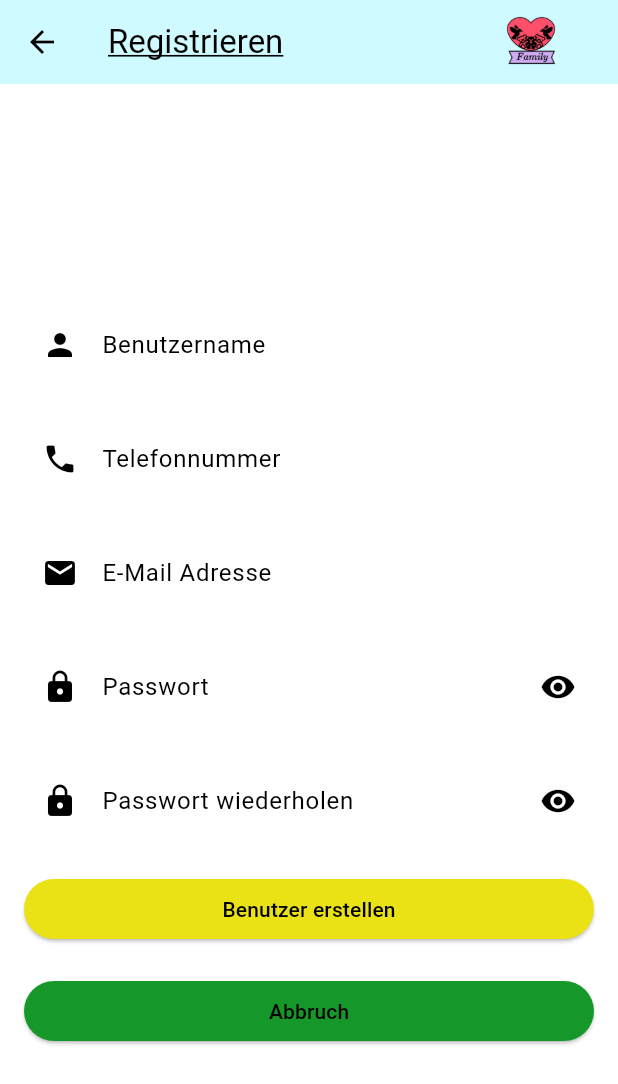
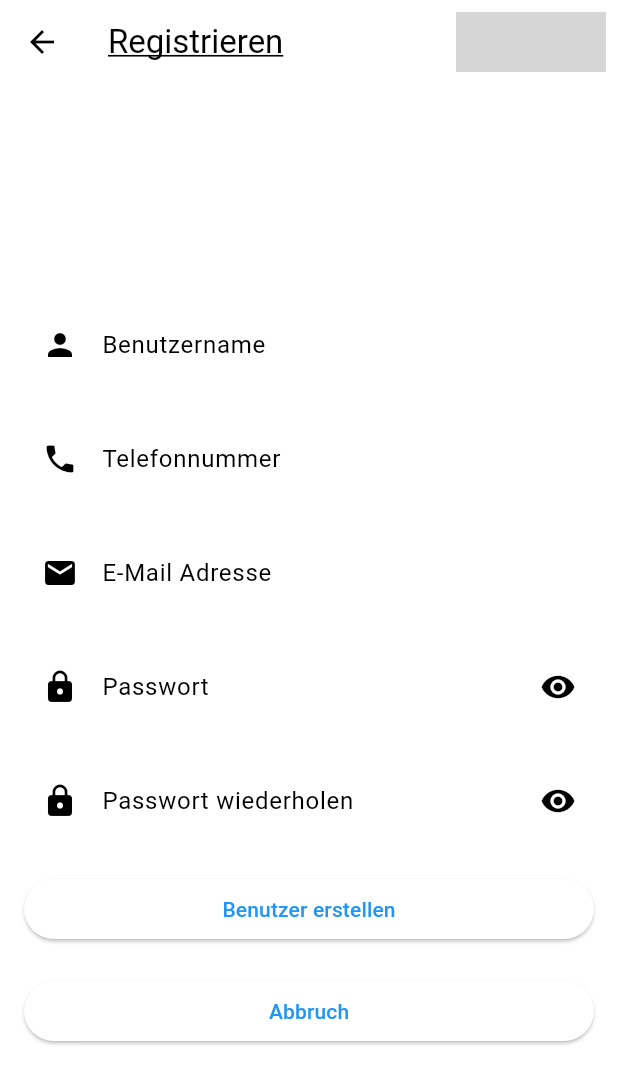
Before and after one commit to BetzTobias/Familie, a Flutter app: the NeuRegistrierung screen opened directly, on a phone screen of 412 x 824 dp. Shown: the top 1084 px of the screen. Run offline on Flutter 3.47's test engine with Material 3 defaults, Android fonts, the phone set to English and light mode, and no system bars; grey boxes are pictures that could not be loaded.

```diff
--- a/family/lib/Src/Anmelden/login_seite.dart
+++ /dev/null
@@ -1 +0,0 @@
-// TODO Implement this library.
--- a/family/lib/Src/Farben/farben.dart
+++ /dev/null
@@ -1,15 +0,0 @@
-import 'package:flutter/material.dart';
-
-class AppColor {
-  // Farben für die Family App
-
-  static const Color Schrift = Color(0xFF000000);
-  static const Color Hintergrund = Color(0xFFCFFAFF);
-  static const Color LogoSchriftHintergrund = Color(0XFFCFABF2);
-  static const Color LogoHerz = Color(0xFFFF4F6B);
-  static const Color KategorieButton = Color(0xFF9AE055);
-  static const Color AbbruchButton = Color(0xFF16972A);
-  static const Color Startbutton = Color(0xFFEBE216);
-
-  AppColor(Color colorHintergrund);
-}
--- a/family/lib/Src/Screens/startseiten_hintergrund.dart
+++ /dev/null
@@ -1,19 +0,0 @@
-import 'package:family/Src/Screens/button.dart';
-import 'package:family/farben/farben.dart';
-import 'package:flutter/material.dart';
-
-class Family extends StatelessWidget {
-  const Family({super.key});
-
-  @override
-  Widget build(BuildContext context) {
-    return MaterialApp(
-      title: 'Family',
-      theme: ThemeData(
-        colorScheme: ColorScheme.fromSwatch(primarySwatch: Colors.blue)
-            .copyWith(background: AppColor.Hintergrund),
-      ),
-      home: const MyHomePage(),
-    );
-  }
-}
--- a/family/lib/main.dart
+++ b/family/lib/main.dart
@@ -1,8 +1,6 @@
-import 'package:family/Src/Screens/startseiten_hintergrund.dart';
-import 'package:family/Src/Screens/Hintergrundseite.dart';
-import 'package:family'
+import 'package:family/src/app.dart';
 import 'package:flutter/material.dart';
 
 void main() {
-  runApp(const Family());
+  runApp(const App());
 }
--- /dev/null
+++ b/family/lib/src/app.dart
@@ -0,0 +1,16 @@
+import 'package:family/src/features/welcome/presentation/my_home_page.dart';
+import 'package:flutter/material.dart';
+
+class App extends StatelessWidget {
+  const App({super.key});
+
+  @override
+  Widget build(BuildContext context) {
+    return MaterialApp(
+      title: 'Family',
+      theme: ThemeData(
+          colorScheme: ColorScheme.fromSwatch(primarySwatch: Colors.blue)),
+      home: const MyHomePage(),
+    );
+  }
+}
--- a/family/lib/Src/Screens/Anmelden/neu_registrierung.dart
+++ b/family/lib/src/features/authentication/presentation/neu_registrierung.dart
@@ -1,28 +1,15 @@
-import 'package:family/Src/Farben/farben.dart';
-import 'package:family/main.dart';
+import 'package:family/src/features/authentication/presentation/login_seite.dart';
 import 'package:flutter/material.dart';
 
-class MyApp extends StatelessWidget {
-  @override
-  Widget build(BuildContext context) {
-    return MaterialApp(
-      title: 'NeuRegistrieren',
-      theme: ThemeData(
-        backgroundColor: AppColor.Hintergrund,
-      ),
-      home: NeuRegistrierung(),
-    );
-  }
-}
+class NeuRegistrierung extends StatelessWidget {
+  const NeuRegistrierung({super.key});
 
-class NeuRegistrierung extends StatelessWidget {
   @override
   Widget build(BuildContext context) {
     return Scaffold(
       appBar: AppBar(
-        title: Text('Registrieren',
+        title: const Text('Registrieren',
             style: TextStyle(decoration: TextDecoration.underline)),
-        backgroundColor: AppColor.Hintergrund,
         actions: [
           Padding(
             padding: const EdgeInsets.all(8.0),
@@ -41,53 +28,45 @@ class NeuRegistrierung extends StatelessWidget {
             mainAxisAlignment: MainAxisAlignment.center,
             crossAxisAlignment: CrossAxisAlignment.stretch,
             children: [
-              SizedBox(height: 20),
+              const SizedBox(height: 20),
               _buildTextFieldWithIcon("Benutzername", Icons.person),
-              SizedBox(height: 20),
+              const SizedBox(height: 20),
               _buildTextFieldWithIcon("Telefonnummer", Icons.phone),
-              SizedBox(height: 20),
+              const SizedBox(height: 20),
               _buildTextFieldWithIcon("E-Mail Adresse", Icons.email),
-              SizedBox(height: 20),
+              const SizedBox(height: 20),
               _buildTextFieldWithIconAndSuffix(
                 "Passwort",
                 Icons.lock,
                 Icons.visibility,
                 obscureText: true,
               ),
-              SizedBox(height: 20),
+              const SizedBox(height: 20),
               _buildTextFieldWithIconAndSuffix(
                 "Passwort wiederholen",
                 Icons.lock,
                 Icons.visibility,
                 obscureText: true,
               ),
-              SizedBox(height: 20),
+              const SizedBox(height: 20),
               ElevatedButton(
                 onPressed: () {
                   Navigator.push(
                     context,
-                    MaterialPageRoute(builder: (context) => Hauptseite1()),
+                    MaterialPageRoute(builder: (context) => const LoginSeite()),
                   );
                 },
-                style: ElevatedButton.styleFrom(
-                  backgroundColor: AppColor.Startbutton,
-                  foregroundColor: AppColor.Schrift,
-                ),
-                child: Text('Benutzer erstellen'),
+                child: const Text('Benutzer erstellen'),
               ),
-              SizedBox(height: 20),
+              const SizedBox(height: 20),
               ElevatedButton(
                 onPressed: () {
                   Navigator.pop(
                     context,
-                    MaterialPageRoute(builder: (context) => ErsteSeite()),
+                    MaterialPageRoute(builder: (context) => const LoginSeite()),
                   );
                 },
-                style: ElevatedButton.styleFrom(
-                  backgroundColor: AppColor.AbbruchButton,
-                  foregroundColor: AppColor.Schrift,
-                ),
-                child: Text('Abbruch'),
+                child: const Text('Abbruch'),
               ),
             ],
           ),
@@ -101,7 +80,7 @@ class NeuRegistrierung extends StatelessWidget {
       decoration: InputDecoration(
         labelText: labelText,
         prefixIcon: Icon(iconData),
-        border: OutlineInputBorder(),
+        border: const OutlineInputBorder(),
       ),
     );
   }
@@ -115,7 +94,7 @@ class NeuRegistrierung extends StatelessWidget {
         labelText: labelText,
         prefixIcon: Icon(prefixIconData),
         suffixIcon: Icon(suffixIconData),
-        border: OutlineInputBorder(),
+        border: const OutlineInputBorder(),
       ),
     );
   }
--- a/family/pubspec.yaml
+++ b/family/pubspec.yaml
@@ -61,8 +61,8 @@ flutter_launcher_icons:
 # Der folgende Abschnitt bezieht sich speziell auf Flutter-Pakete.
 flutter:
   assets:
-  - lib/assets/Hauptlogo.png
-  - lib/assets/Logo_2.png
+  - assets/
+
 
   # Die folgende Zeile stellt sicher, dass die Schriftart „Material Icons“ lautet
   # in Ihrer Anwendung enthalten, damit Sie die Symbole darin verwenden können
```
Also changed, not shown: family/lib/Src/Screens/Hintergrundseite.dart (deleted, +0 -148 lines), family/lib/src/features/authentication/presentation/login_seite.dart (renamed from family/lib/Src/Screens/Anmelden/login_seite.dart, +20 -22 lines), family/lib/src/features/authentication/presentation/passwort_vergessen.dart (renamed from family/lib/Src/Screens/Anmelden/passwort_vergessen.dart, +5 -9 lines), family/lib/src/features/content/presentation/hintergrundseite.dart (added, +150 -0 lines), family/lib/src/features/welcome/presentation/my_home_page.dart (renamed from family/lib/Src/Screens/button.dart, +4 -9 lines), family/assets/Hauptlogo.png (renamed from family/lib/assets/Hauptlogo.png), family/assets/Logo_2.png (renamed from family/lib/assets/Logo_2.png), family/lib/src/common/logo.dart (renamed from family/lib/Src/Screens/logo.dart), 1 other file.
